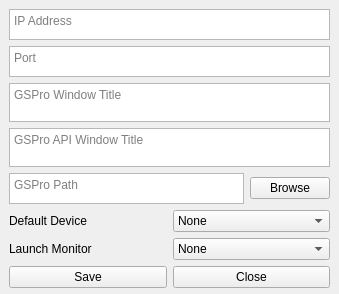
Old version of the form src/SettingsForm.ui in the repository springbok/MLM2PRO-GSPro-Connector.
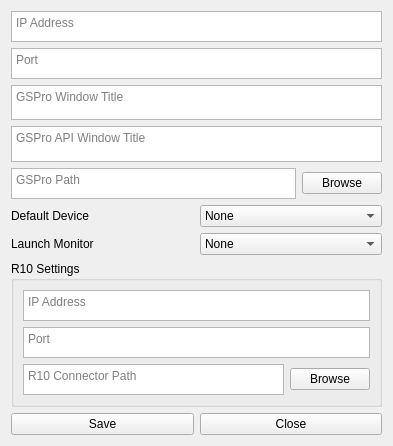
New version of the form.

Commit message: Add R10 setting

```diff
--- a/src/SettingsForm.ui
+++ b/src/SettingsForm.ui
@@ -9,22 +9,15 @@
    <rect>
     <x>0</x>
     <y>0</y>
-    <width>339</width>
-    <height>294</height>
+    <width>393</width>
+    <height>446</height>
    </rect>
   </property>
   <property name="windowTitle">
    <string>Settings</string>
   </property>
-  <widget class="QWidget" name="verticalLayoutWidget_2">
-   <property name="geometry">
-    <rect>
-     <x>9</x>
-     <y>9</y>
-     <width>321</width>
-     <height>279</height>
-    </rect>
-   </property>
+  <layout class="QVBoxLayout" name="verticalLayout_5">
+   <item>
    <layout class="QVBoxLayout" name="verticalLayout_2">
     <item>
      <layout class="QVBoxLayout" name="verticalLayout">
@@ -209,6 +202,101 @@
         </item>
        </layout>
       </item>
+       <item>
+        <widget class="QGroupBox" name="groupBox">
+         <property name="title">
+          <string>R10 Settings</string>
+         </property>
+         <layout class="QVBoxLayout" name="verticalLayout_4">
+          <item>
+           <widget class="QPlainTextEdit" name="r10_ip_edit">
+            <property name="sizePolicy">
+             <sizepolicy hsizetype="Expanding" vsizetype="Minimum">
+              <horstretch>0</horstretch>
+              <verstretch>0</verstretch>
+             </sizepolicy>
+            </property>
+            <property name="minimumSize">
+             <size>
+              <width>0</width>
+              <height>31</height>
+             </size>
+            </property>
+            <property name="toolTip">
+             <string>IP Address</string>
+            </property>
+            <property name="tabChangesFocus">
+             <bool>true</bool>
+            </property>
+            <property name="placeholderText">
+             <string>IP Address</string>
+            </property>
+           </widget>
+          </item>
+          <item>
+           <widget class="QPlainTextEdit" name="r10_port_edit">
+            <property name="sizePolicy">
+             <sizepolicy hsizetype="Expanding" vsizetype="Minimum">
+              <horstretch>0</horstretch>
+              <verstretch>0</verstretch>
+             </sizepolicy>
+            </property>
+            <property name="minimumSize">
+             <size>
+              <width>0</width>
+              <height>31</height>
+             </size>
+            </property>
+            <property name="toolTip">
+             <string>Window Title</string>
+            </property>
+            <property name="tabChangesFocus">
+             <bool>true</bool>
+            </property>
+            <property name="placeholderText">
+             <string>Port</string>
+            </property>
+           </widget>
+          </item>
+          <item>
+           <layout class="QHBoxLayout" name="horizontalLayout_3">
+            <item>
+             <widget class="QPlainTextEdit" name="r10_path_edit">
+              <property name="sizePolicy">
+               <sizepolicy hsizetype="Expanding" vsizetype="Minimum">
+                <horstretch>0</horstretch>
+                <verstretch>0</verstretch>
+               </sizepolicy>
+              </property>
+              <property name="maximumSize">
+               <size>
+                <width>16777215</width>
+                <height>31</height>
+               </size>
+              </property>
+              <property name="toolTip">
+               <string>Application Path(Opyional)</string>
+              </property>
+              <property name="lineWrapMode">
+               <enum>QPlainTextEdit::WidgetWidth</enum>
+              </property>
+              <property name="placeholderText">
+               <string>R10 Connector Path</string>
+              </property>
+             </widget>
+            </item>
+            <item>
+             <widget class="QPushButton" name="file_browse_button_2">
+              <property name="text">
+               <string>Browse</string>
+              </property>
+             </widget>
+            </item>
+           </layout>
+          </item>
+         </layout>
+        </widget>
+       </item>
      </layout>
     </item>
     <item>
@@ -236,7 +324,8 @@
      </layout>
     </item>
    </layout>
-  </widget>
+   </item>
+  </layout>
  </widget>
  <resources/>
  <connections/>
```
Lines whose indentation alone changed are shown as unchanged. The commit also changes 3 other files.
